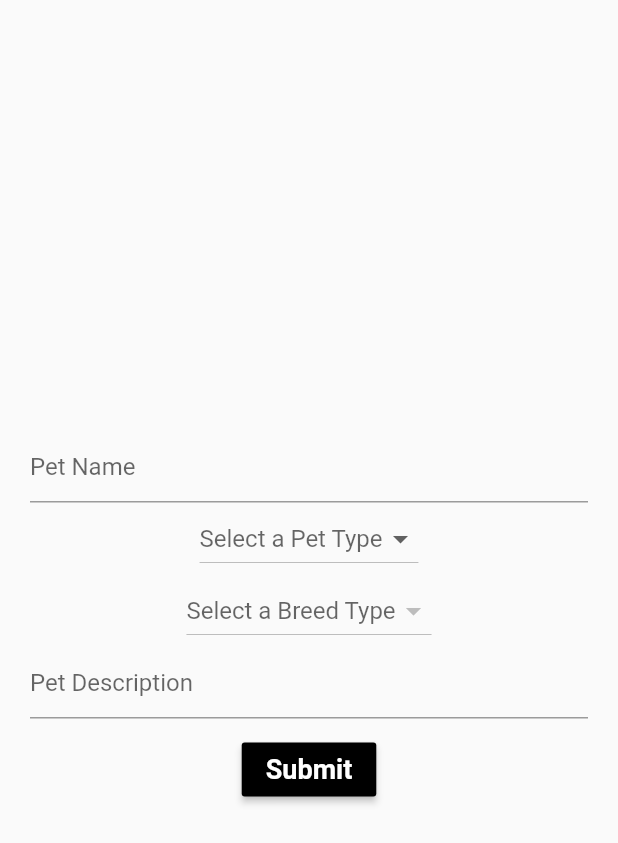
After one commit to Hack4Impact-BU/Foster-Friends, a Flutter app: the screen it shows after launch, after a tap on "Upload Pet", on a phone screen of 412 x 824 dp. The commit adds this screen. Shown: the top 843 px of the screen. Run offline on Flutter 3.47's test engine with Material 2 defaults, Android fonts, the phone set to English and light mode, and no system bars.

Commit message:
half of upload pet page

```diff
--- a/foster_friends/lib/landing.dart
+++ b/foster_friends/lib/landing.dart
@@ -69,8 +69,23 @@ class MyApp extends StatelessWidget {
                                 fontSize: 18,
                                 fontWeight: FontWeight.bold,
                                 color: Theme.of(context).backgroundColor)),
-                                )),
-              ),
+                                ))),
+              Padding(
+                padding: EdgeInsets.fromLTRB(10, 0, 10, 0),
+                child: Center(
+                    child: RaisedButton(
+                      color: Theme.of(context).buttonColor,
+                        onPressed: () {
+                          print("Pressed Upload Pet");
+                          Navigator.pushNamed(  context, '/UploadPet');
+                          },
+
+                        child: Text("Upload Pet",
+                            style: TextStyle(
+                                fontSize: 18,
+                                fontWeight: FontWeight.bold,
+                                color: Theme.of(context).backgroundColor)),
+                                ))),
             ],
           ),
         ));
--- a/foster_friends/lib/main.dart
+++ b/foster_friends/lib/main.dart
@@ -7,6 +7,7 @@ import './login.dart';
 import './landing.dart';
 import './search.dart';
 import './signup.dart';
+import './uploadPet.dart';
 
 void main() => runApp(MaterialApp(
   title: 'Navigation',
@@ -35,6 +36,7 @@ void main() => runApp(MaterialApp(
     '/': (context) => MyApp(),
     '/LogIn': (BuildContext context) => new LogIn(),
     '/SignUp': (BuildContext context) => new SignUp(),
-    '/Search': (BuildContext context) => new Search()
+    '/Search': (BuildContext context) => new Search(),
+    '/UploadPet': (BuildContext context) => new UploadPet()
   }
 ));
--- /dev/null
+++ b/foster_friends/lib/uploadPet.dart
@@ -0,0 +1,43 @@
+import 'package:flutter/material.dart';
+import './uploadPetForm.dart';
+
+// Define a custom Form widget.
+class UploadPet extends StatefulWidget {
+  @override
+  UploadPetState createState() {
+    return UploadPetState();
+  }
+}
+
+// Define a corresponding State class.
+// This class holds data related to the form.
+class UploadPetState extends State<UploadPet> {
+  @override
+  Widget build(BuildContext context) {
+    // Build a Form widget using the _formKey created above.
+    return Container(
+        child: Scaffold(
+            body: Container(
+                margin: EdgeInsets.all(20),
+                child: Column(
+                    mainAxisAlignment: MainAxisAlignment.center,
+                    children: <Widget>[
+                      UploadPetForm(),
+
+                      Padding(
+                          padding: EdgeInsets.fromLTRB(0, 10, 0, 0),
+                          child: Center(
+                              child: RaisedButton(
+                            color: Theme.of(context).buttonColor,
+                            onPressed: () {
+                              // Validate returns true if the form is valid, otherwise false.
+                            },
+                            child: Text("Submit",
+                                style: TextStyle(
+                                    fontSize: 18,
+                                    fontWeight: FontWeight.bold,
+                                    color: Theme.of(context).backgroundColor)),
+                          )))
+                    ]))));
+  }
+}
--- /dev/null
+++ b/foster_friends/lib/uploadPetForm.dart
@@ -0,0 +1,90 @@
+import 'package:flutter/material.dart';
+
+class UploadPetForm extends StatefulWidget {
+  @override
+  UploadPetFormState createState() {
+    return UploadPetFormState();
+  }
+}
+
+class UploadPetFormState extends State<UploadPetForm> {
+  //static Map<String, List<String>> map = {'Dog':['Labrador Retrievers', 'German Shepherd Dogs', 'Golden Retrievers'],'Cat':['Maine Coon','Bengal','Siamese'],'Bird':['Maine Coon','Bengal','Siamese']};
+  List<String> _petTypes = ['Dog', 'Cat', 'Bird'];
+  List<String> _dogBreed = ['Labrador Retrievers', 'German Shepherd Dogs', 'Golden Retrievers'];
+  List<String> _catBreed = ['Maine Coon','Bengal','Siamese'];
+  List<String> _birdBreed = [''];
+  static List<String> _breedType = [];
+  String _selectedPetTypes;
+  String _selectedBreedTypes;
+  final _formKey = GlobalKey<FormState>();
+  @override
+  Widget build(BuildContext context) {
+    return Column(children: <Widget>[
+      TextFormField(
+          decoration: const InputDecoration(
+            hintText: 'Pet Name',
+          ),
+          validator: (value) {
+            if (value.isEmpty) {
+              return 'Please enter a pet name';
+            }
+            return null;
+          }),
+      DropdownButton(
+            hint: Text('Select a Pet Type'), // Not necessary for Option 1
+            value: _selectedPetTypes,
+            onChanged: (newValue) {
+              setState(() {
+                _selectedPetTypes = newValue;
+                //if (newValue.equals('Dog')) {
+                //  _breedType = _dogBreed;
+                //} else if (newValue.equals('Cat')) {
+                //  _breedType = _catBreed;
+                //} else if (newValue.equals('Bird')) {
+                //  _breedType = _birdBreed;
+                //}
+                _breedType = _dogBreed;
+                //print((_breedType));
+              });
+            },
+            items: _petTypes.map((location) {
+              return DropdownMenuItem(
+                child: new Text(location),
+                value: location,
+              );
+            }).toList(),
+          ),
+      DropdownButton(
+        hint: Text('Select a Breed Type'), // Not necessary for Option 1
+        value: _selectedBreedTypes,
+        onChanged: (newValue) {
+          setState(() {
+            //print(_catBreed);
+            _selectedBreedTypes = newValue;
+
+          });
+        },
+        // ??????????????????????? if () _breedType
+        items: _breedType.map((location) {
+          return DropdownMenuItem(
+            child: new Text(location),
+            value: location,
+          );
+        }).toList(),
+      ),
+      TextFormField(
+        keyboardType: TextInputType.multiline,
+        decoration: const InputDecoration(
+            hintText: 'Pet Description',
+          ),
+          validator: (value) {
+            if (value.isEmpty) {
+              return 'Please enter a pet description';
+            }
+            return null;
+          }),
+    ])
+    ;
+
+  }
+}
```
Also changed, not shown: 1 other file.
